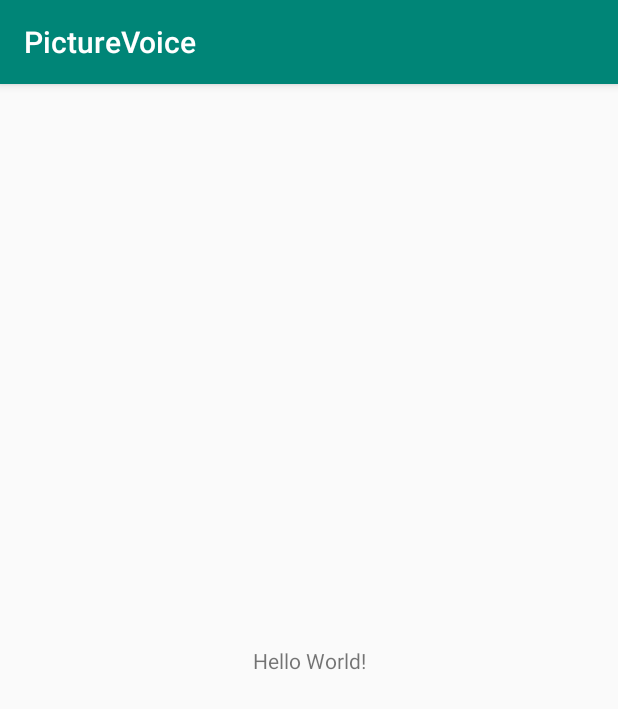
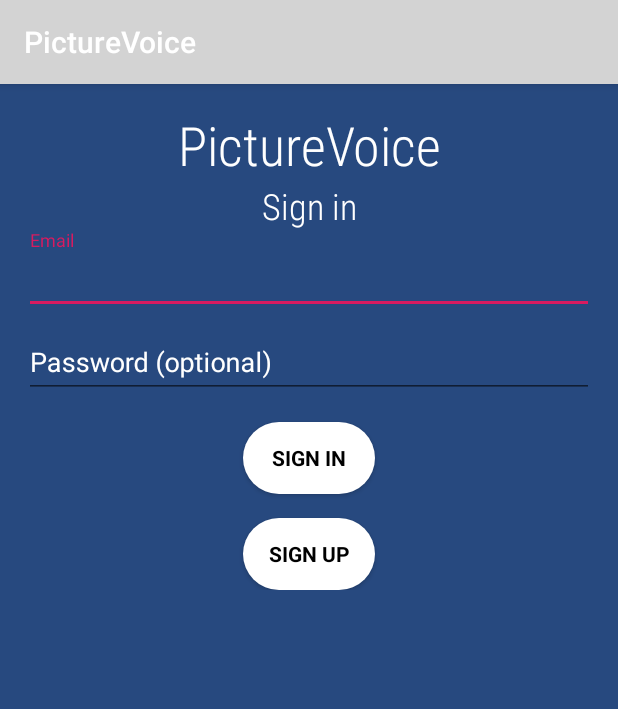
Before and after one commit to martinbacs/PictureVoice, an Android app: the screen it shows after launch (MainActivity before the commit, LoginActivity after it), on a phone screen of 412 x 824 dp. Shown: the top 709 px of the screen. Run offline under Robolectric (Android 15) with nearby library versions, the light colour scheme and no system bars; our stand-ins replace Firebase (no records; nobody signed in at launch, a user with empty details on screens opened directly).

Commit message:
added login activity

```diff
--- a/app/src/main/AndroidManifest.xml
+++ b/app/src/main/AndroidManifest.xml
@@ -1,6 +1,9 @@
 <?xml version="1.0" encoding="utf-8"?>
 <manifest xmlns:android="http://schemas.android.com/apk/res/android"
     package="application.picturevoice">
+
+    <uses-permission android:name="android.permission.INTERNET" />
+
 
     <application
         android:allowBackup="true"
@@ -9,13 +12,14 @@
         android:roundIcon="@mipmap/ic_launcher_round"
         android:supportsRtl="true"
         android:theme="@style/AppTheme">
-        <activity android:name=".MainActivity">
+        <activity android:name=".activities.LoginActivity">
             <intent-filter>
                 <action android:name="android.intent.action.MAIN" />
 
                 <category android:name="android.intent.category.LAUNCHER" />
             </intent-filter>
         </activity>
+        <activity android:name=".activities.MainActivity"></activity>
     </application>
 
 </manifest>
--- /dev/null
+++ b/app/src/main/java/application/picturevoice/activities/LoginActivity.java
@@ -0,0 +1,117 @@
+package application.picturevoice.activities;
+
+
+import android.content.Intent;
+import android.support.annotation.NonNull;
+
+import android.support.v7.app.AppCompatActivity;
+
+
+import android.os.Bundle;
+
+
+import android.util.Log;
+import android.view.KeyEvent;
+import android.view.View;
+import android.view.View.OnClickListener;
+import android.view.inputmethod.EditorInfo;
+
+import android.widget.AutoCompleteTextView;
+import android.widget.Button;
+import android.widget.EditText;
+import android.widget.ProgressBar;
+import android.widget.TextView;
+import android.widget.Toast;
+
+import com.google.android.gms.tasks.OnCompleteListener;
+import com.google.android.gms.tasks.Task;
+import com.google.firebase.FirebaseApp;
+import com.google.firebase.auth.AuthResult;
+import com.google.firebase.auth.FirebaseAuth;
+import com.google.firebase.auth.FirebaseUser;
+
+import application.picturevoice.R;
+
+
+public class LoginActivity extends AppCompatActivity {
+
+    private static final String TAG = LoginActivity.class.getSimpleName();
+
+    //firebase auth
+    private FirebaseAuth mAuth;
+
+    // UI references.
+    private AutoCompleteTextView mEmailView;
+    private EditText mPasswordView;
+    private ProgressBar mProgressBar;
+    private Button mEmailSignInButton;
+
+    @Override
+    protected void onCreate(Bundle savedInstanceState) {
+        super.onCreate(savedInstanceState);
+        setContentView(R.layout.activity_login);
+        //init firebase
+        FirebaseApp.initializeApp(this);
+        mAuth = FirebaseAuth.getInstance();
+
+        //init gui
+        mEmailSignInButton = findViewById(R.id.email_sign_in_button);
+        mEmailView = findViewById(R.id.email);
+        mProgressBar = findViewById(R.id.login_progress);
+        mProgressBar.setVisibility(View.GONE);
+        mPasswordView = (EditText) findViewById(R.id.password);
+
+        //init login form
+        mPasswordView.setOnEditorActionListener(new TextView.OnEditorActionListener() {
+            @Override
+            public boolean onEditorAction(TextView textView, int id, KeyEvent keyEvent) {
+                if (id == EditorInfo.IME_ACTION_DONE || id == EditorInfo.IME_NULL) {
+                    attemptLogin();
+                    return true;
+                }
+                return false;
+            }
+        });
+
+        mEmailSignInButton.setOnClickListener(new OnClickListener() {
+            @Override
+            public void onClick(View view) {
+                attemptLogin();
+            }
+        });
+
+    }
+
+
+    private void attemptLogin() {
+        //show progress bar
+        mProgressBar.setVisibility(View.VISIBLE);
+
+        //login data
+        String email = mEmailView.getText().toString();
+        String password = mPasswordView.getText().toString();
+
+
+        mAuth.signInWithEmailAndPassword(email, password)
+                .addOnCompleteListener(this, new OnCompleteListener<AuthResult>() {
+                    @Override
+                    public void onComplete(@NonNull Task<AuthResult> task) {
+                        if (task.isSuccessful()) {
+                            // Sign in success, update UI with the signed-in user's information
+                            Log.d(TAG, "signInWithEmail:success");
+                            FirebaseUser user = mAuth.getCurrentUser();
+                            //Intent intent = new Intent();
+                            //intent.putExtra("user", user.getDisplayName());
+                            startActivity(new Intent(getApplicationContext(), MainActivity.class));
+                        } else {
+                            // If sign in fails, display a message to the user.
+                            Log.w(TAG, "signInWithEmail:failure", task.getException());
+                            Toast.makeText(LoginActivity.this, "Authentication failed, please try again",
+                                    Toast.LENGTH_SHORT).show();
+                        }
+                        mProgressBar.setVisibility(View.GONE);
+                    }
+                });
+    }
+
+}
--- a/app/src/main/java/application/picturevoice/MainActivity.java
+++ b/app/src/main/java/application/picturevoice/activities/MainActivity.java
@@ -1,7 +1,9 @@
-package application.picturevoice;
+package application.picturevoice.activities;
 
 import android.support.v7.app.AppCompatActivity;
 import android.os.Bundle;
+
+import application.picturevoice.R;
 
 public class MainActivity extends AppCompatActivity {
 
--- /dev/null
+++ b/app/src/main/res/drawable/roundedbutton.xml
@@ -0,0 +1,21 @@
+<?xml version="1.0" encoding="utf-8"?>
+<shape xmlns:android="http://schemas.android.com/apk/res/android" android:shape="rectangle" >
+    <corners
+        android:radius="50dp"
+        />
+    <solid
+        android:color="#FFFFFF"
+        />
+    <padding
+        android:left="3dp"
+        android:top="3dp"
+        android:right="3dp"
+        android:bottom="3dp"
+        />
+    <size
+        android:width="0dp"
+        android:height="0dp" />
+    <stroke
+        android:width="0dp"
+        android:color="@color/colorbg" />
+</shape>
--- /dev/null
+++ b/app/src/main/res/layout/activity_login.xml
@@ -0,0 +1,149 @@
+<?xml version="1.0" encoding="utf-8"?>
+<android.support.constraint.ConstraintLayout xmlns:android="http://schemas.android.com/apk/res/android"
+    xmlns:app="http://schemas.android.com/apk/res-auto"
+    xmlns:tools="http://schemas.android.com/tools"
+    android:layout_width="match_parent"
+    android:layout_height="match_parent"
+    android:gravity="center_horizontal"
+    android:orientation="vertical"
+    android:background="@color/colorbg"
+    tools:context=".activities.LoginActivity">
+
+    <!-- Login progress -->
+    <LinearLayout
+        android:id="@+id/linearLayout2"
+        android:layout_width="0dp"
+        android:layout_height="0dp"
+        android:layout_marginStart="16dp"
+        android:layout_marginTop="16dp"
+        android:layout_marginEnd="16dp"
+        android:layout_marginBottom="16dp"
+        android:orientation="vertical"
+        app:layout_constraintBottom_toBottomOf="parent"
+        app:layout_constraintEnd_toEndOf="parent"
+        app:layout_constraintStart_toStartOf="parent"
+        app:layout_constraintTop_toTopOf="parent">
+
+        <TextView
+            android:id="@+id/textView2"
+            android:layout_width="wrap_content"
+            android:layout_height="wrap_content"
+            android:layout_gravity="center"
+            android:fontFamily="sans-serif-condensed-light"
+            android:gravity="center"
+            android:text="PictureVoice"
+            android:textColor="@android:color/white"
+            android:textSize="36sp" />
+
+        <TextView
+            android:id="@+id/textView6"
+            android:layout_width="match_parent"
+            android:layout_height="wrap_content"
+            android:layout_gravity="center"
+            android:fontFamily="sans-serif-condensed-light"
+            android:gravity="center"
+            android:text="Sign in"
+            android:textColor="@android:color/white"
+            android:textSize="24sp" />
+
+        <ProgressBar
+            android:id="@+id/login_progress"
+            style="?android:attr/progressBarStyleLarge"
+            android:layout_width="wrap_content"
+            android:layout_height="wrap_content"
+            android:layout_gravity="center"
+            tools:layout_editor_absoluteX="174dp"
+            tools:layout_editor_absoluteY="361dp" />
+
+        <ScrollView
+            android:id="@+id/login_form"
+            android:layout_width="match_parent"
+            android:layout_height="wrap_content"
+            tools:layout_editor_absoluteX="16dp"
+            tools:layout_editor_absoluteY="16dp">
+
+            <LinearLayout
+                android:id="@+id/email_login_form"
+                android:layout_width="match_parent"
+                android:layout_height="wrap_content"
+                android:orientation="vertical">
+
+                <android.support.design.widget.TextInputLayout
+                    android:layout_width="match_parent"
+                    android:layout_height="wrap_content"
+                    android:textColorHint="@color/white"
+                    app:boxBackgroundColor="@color/white"
+                    app:boxStrokeColor="@color/white">
+
+                    <AutoCompleteTextView
+                        android:id="@+id/email"
+                        android:layout_width="match_parent"
+                        android:layout_height="wrap_content"
+                        android:hint="@string/prompt_email"
+                        android:inputType="textEmailAddress"
+                        android:maxLines="1"
+                        android:shadowColor="@color/white"
+                        android:singleLine="true"
+                        android:textColor="@color/white"
+                        android:textColorHighlight="@color/white"
+                        android:textColorHint="@color/white"
+                        android:textColorLink="@color/white" />
+
+                </android.support.design.widget.TextInputLayout>
+
+                <android.support.design.widget.TextInputLayout
+                    android:layout_width="match_parent"
+                    android:layout_height="wrap_content"
+                    android:textColorHint="@color/white"
+                    app:boxBackgroundColor="@color/white"
+                    app:boxStrokeColor="@color/white">
+
+                    <EditText
+                        android:id="@+id/password"
+                        android:layout_width="match_parent"
+                        android:layout_height="wrap_content"
+                        android:hint="@string/prompt_password"
+                        android:imeActionId="6"
+                        android:imeActionLabel="@string/action_sign_in_short"
+                        android:imeOptions="actionUnspecified"
+                        android:inputType="textPassword"
+                        android:maxLines="1"
+                        android:shadowColor="@color/white"
+                        android:singleLine="true"
+                        android:textColor="@color/white"
+                        android:textColorHighlight="@color/white"
+                        android:textColorHint="@color/white"
+                        android:textColorLink="@color/white" />
+
+                </android.support.design.widget.TextInputLayout>
+
+                <Button
+                    android:id="@+id/email_sign_in_button"
+                    style="?android:textAppearanceSmall"
+                    android:layout_width="wrap_content"
+                    android:layout_height="wrap_content"
+                    android:layout_gravity="center"
+                    android:layout_marginTop="16dp"
+                    android:background="@drawable/roundedbutton"
+                    android:text="sign in"
+                    android:textColor="@color/black"
+                    android:textStyle="bold" />
+
+                <Button
+                    android:id="@+id/email_sign_in_button2"
+                    style="?android:textAppearanceSmall"
+                    android:layout_width="wrap_content"
+                    android:layout_height="wrap_content"
+                    android:layout_gravity="center"
+                    android:layout_marginTop="16dp"
+                    android:background="@drawable/roundedbutton"
+                    android:text="sign up"
+                    android:textColor="@color/black"
+                    android:textStyle="bold" />
+
+            </LinearLayout>
+        </ScrollView>
+
+    </LinearLayout>
+
+</android.support.constraint.ConstraintLayout>
--- a/app/src/main/res/layout/activity_main.xml
+++ b/app/src/main/res/layout/activity_main.xml
@@ -4,7 +4,7 @@
     xmlns:tools="http://schemas.android.com/tools"
     android:layout_width="match_parent"
     android:layout_height="match_parent"
-    tools:context=".MainActivity">
+    tools:context=".activities.MainActivity">
 
     <TextView
         android:layout_width="wrap_content"
--- a/app/src/main/res/values/colors.xml
+++ b/app/src/main/res/values/colors.xml
@@ -1,6 +1,9 @@
 <?xml version="1.0" encoding="utf-8"?>
 <resources>
-    <color name="colorPrimary">#008577</color>
-    <color name="colorPrimaryDark">#00574B</color>
+    <color name="colorPrimary">#D3D3D3</color>
+    <color name="colorPrimaryDark">#D3D3D3</color>
     <color name="colorAccent">#D81B60</color>
+    <color name="colorbg">#27497f</color>
+    <color name="black">#000000</color>
+    <color name="white">#FFFFFF</color>
 </resources>
--- a/app/src/main/res/values/strings.xml
+++ b/app/src/main/res/values/strings.xml
@@ -1,3 +1,16 @@
 <resources>
     <string name="app_name">PictureVoice</string>
+    <string name="title_activity_login">Sign in</string>
+    <!-- Strings related to login -->
+    <string name="prompt_email">Email</string>
+    <string name="prompt_password">Password (optional)</string>
+    <string name="action_sign_in">Sign in or register</string>
+    <string name="action_sign_in_short">Sign in</string>
+    <string name="error_invalid_email">This email address is invalid</string>
+    <string name="error_invalid_password">This password is too short</string>
+    <string name="error_incorrect_password">This password is incorrect</string>
+    <string name="error_field_required">This field is required</string>
+    <string name="permission_rationale">"Contacts permissions are needed for providing email
+    completions."
+    </string>
 </resources>
--- a/build.gradle
+++ b/build.gradle
@@ -8,6 +8,7 @@ buildscript {
     }
     dependencies {
         classpath 'com.android.tools.build:gradle:3.3.1'
+        classpath 'com.google.gms:google-services:4.2.0'
 
         // NOTE: Do not place your application dependencies here; they belong
         // in the individual module build.gradle files
```
Also changed, not shown: app/build.gradle (+9 -0 lines), 1 other file.
